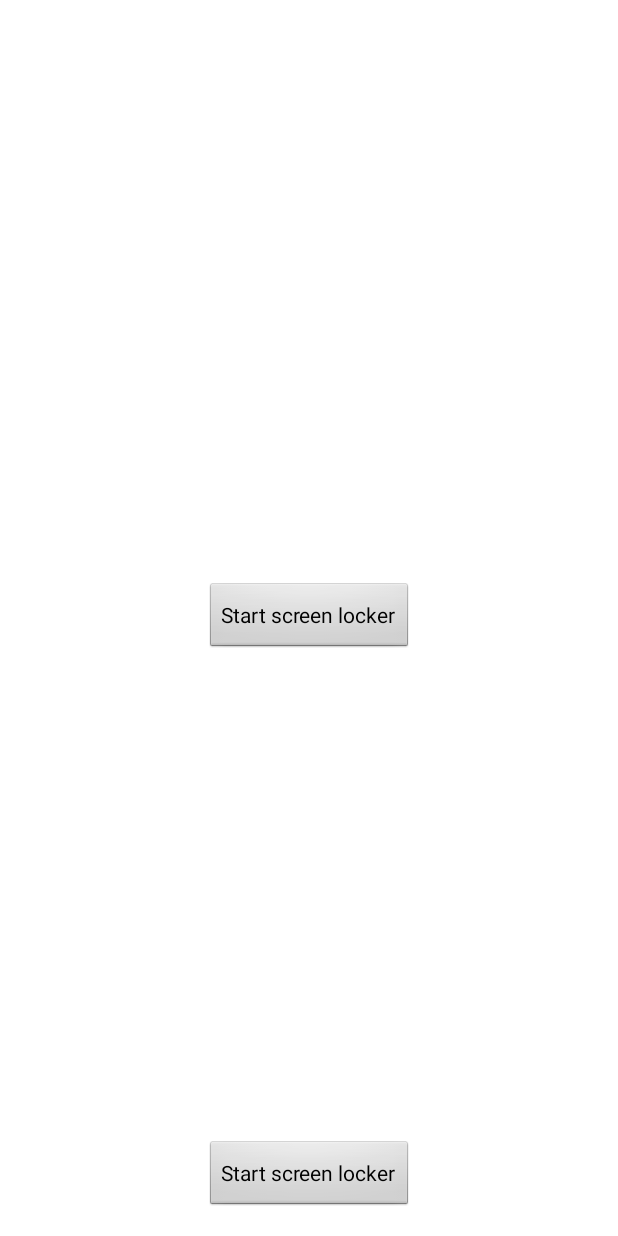
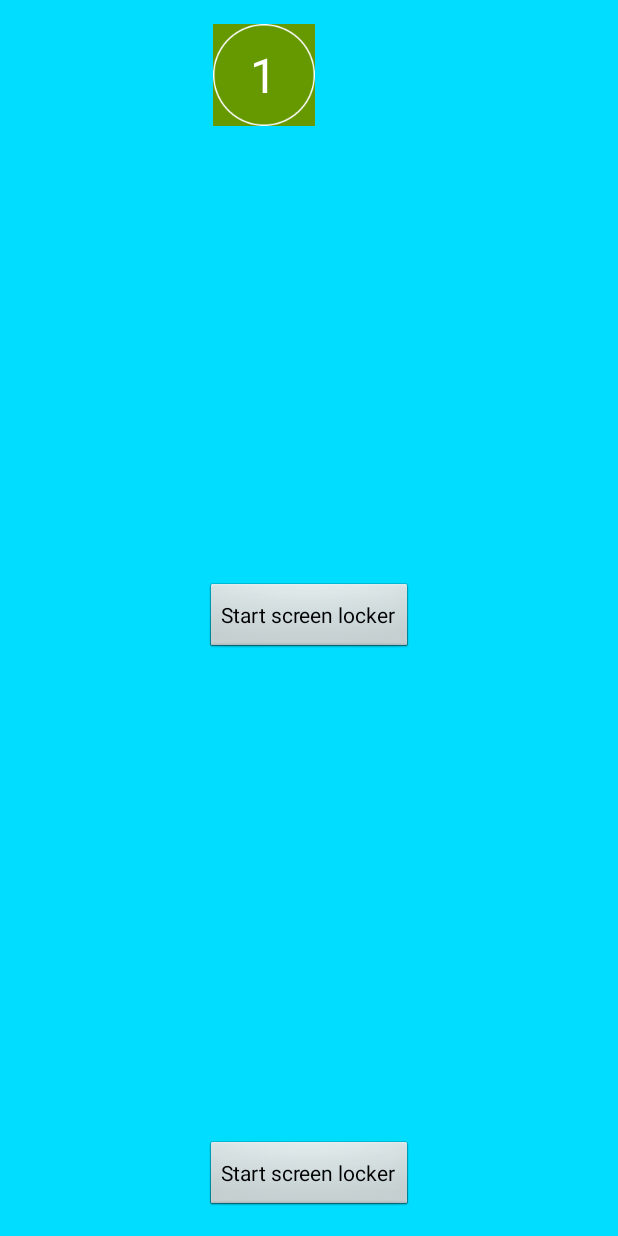
Before and after one commit to KyleCe/ScreenLocker2, an Android app: the screen it shows after launch (MainActivity), on a phone screen of 412 x 824 dp. Run offline under Robolectric (Android 15) with nearby library versions, the phone set to English and light mode, and no system bars.

```diff
--- a/app/src/main/res/layout/activity_main.xml
+++ b/app/src/main/res/layout/activity_main.xml
@@ -4,11 +4,12 @@
     xmlns:tools="http://schemas.android.com/tools"
     android:layout_width="match_parent"
     android:layout_height="match_parent"
+    xmlns:app="http://schemas.android.com/apk/res-auto"
     android:paddingBottom="@dimen/activity_vertical_margin"
     android:paddingLeft="@dimen/activity_horizontal_margin"
     android:paddingRight="@dimen/activity_horizontal_margin"
     android:paddingTop="@dimen/activity_vertical_margin"
-    android:background="#ffffff"
+    android:background="@android:color/holo_blue_bright"
     tools:context="com.ce.game.screenlocker.MainActivity">
 
     <Button
@@ -20,6 +21,25 @@
         android:textAllCaps="false"
         />
 
+    <FrameLayout
+        android:layout_width="wrap_content"
+        android:layout_height="wrap_content"
+        android:layout_marginEnd="30dp"
+        android:layout_marginRight="30dp"
+        android:layout_toLeftOf="@+id/first_row_center"
+        android:layout_toStartOf="@+id/first_row_center"
+        android:background="@android:color/holo_green_dark"
+        android:layout_gravity="center_horizontal"
+        >
+
+        <com.ce.game.screenlocker.view.KeyboardButtonView
+            android:id="@+id/pin_code_button_1"
+            android:layout_width="@dimen/keyboard_button_size"
+            android:layout_height="@dimen/keyboard_button_size"
+            android:layout_gravity="center"
+            app:lp_keyboard_button_text="@string/button1_large_text"/>
+    </FrameLayout>
+
 
     <Button
         android:id="@+id/set_password"
--- a/app/src/main/res/layout/view_keyboard.xml
+++ b/app/src/main/res/layout/view_keyboard.xml
@@ -4,7 +4,10 @@
     xmlns:app="http://schemas.android.com/apk/res-auto"
     android:layout_width="match_parent"
     android:layout_height="wrap_content"
-    android:orientation="vertical">
+    xmlns:tools="http://schemas.android.com/tools"
+    android:orientation="vertical"
+    tools:background="@android:color/holo_blue_bright"
+    >
 
     <RelativeLayout
         android:id="@+id/pin_code_first_row"
--- a/app/src/main/res/values/integers.xml
+++ b/app/src/main/res/values/integers.xml
@@ -1,4 +1,4 @@
 <?xml version="1.0" encoding="utf-8"?>
 <resources>
-    <integer name="ripple_effect_duration">300</integer>
+    <integer name="ripple_effect_duration">100</integer>
 </resources>
```
Also changed, not shown: app/src/main/java/com/ce/game/screenlocker/view/RippleView.java (+1 -73 lines).
